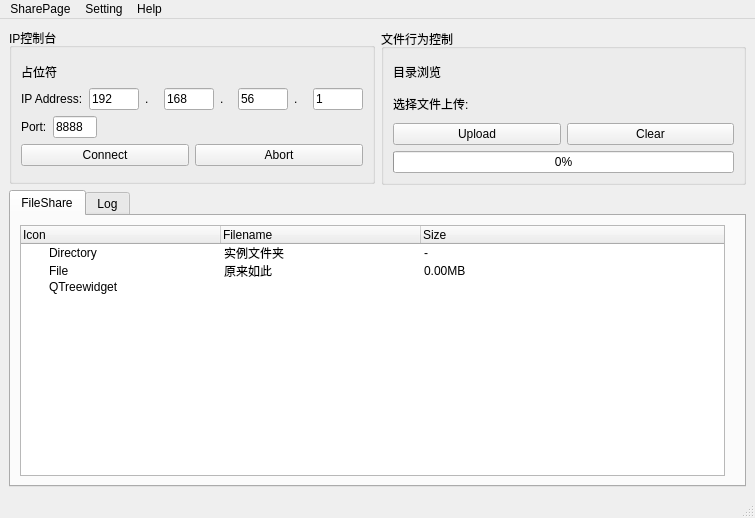
This is mainwindow.ui in kechuan/HTTP-QT as Qt 5 draws it before an edit. The edited form follows.
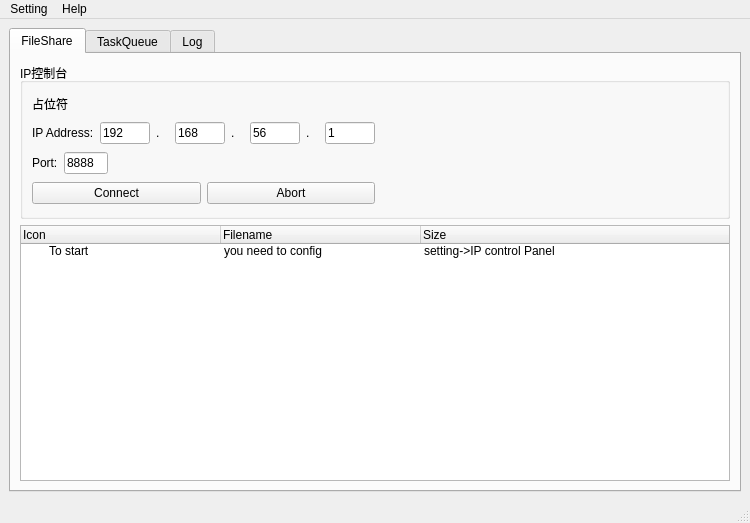
This is the edited form.

The edit to the form file:
```diff
--- a/mainwindow.ui
+++ b/mainwindow.ui
@@ -6,8 +6,8 @@
    <rect>
     <x>0</x>
     <y>0</y>
-    <width>755</width>
-    <height>518</height>
+    <width>750</width>
+    <height>523</height>
    </rect>
   </property>
   <property name="windowTitle">
@@ -16,7 +16,21 @@
   <widget class="QWidget" name="centralwidget">
    <layout class="QVBoxLayout" name="verticalLayout">
     <item>
-     <layout class="QHBoxLayout" name="horizontalLayout_controlPanel">
+     <widget class="QTabWidget" name="tabWidget_contentShow">
+      <property name="maximumSize">
+       <size>
+        <width>2000</width>
+        <height>2000</height>
+       </size>
+      </property>
+      <property name="currentIndex">
+       <number>0</number>
+      </property>
+      <widget class="QWidget" name="Tab_FileShare">
+       <attribute name="title">
+        <string>FileShare</string>
+       </attribute>
+       <layout class="QVBoxLayout" name="verticalLayout_5">
       <item>
        <widget class="QGroupBox" name="groupBox_IP_controlPanel">
         <property name="sizePolicy">
@@ -49,7 +63,7 @@
         <property name="checkable">
          <bool>false</bool>
         </property>
-        <layout class="QVBoxLayout" name="verticalLayout_4">
+          <layout class="QHBoxLayout" name="horizontalLayout">
          <item>
           <layout class="QVBoxLayout" name="verticalLayout_IP_Panel">
            <item>
@@ -229,38 +243,6 @@
            </item>
           </layout>
          </item>
-        </layout>
-       </widget>
-      </item>
-      <item>
-       <widget class="QGroupBox" name="groupBox_File_controlPanel">
-        <property name="minimumSize">
-         <size>
-          <width>351</width>
-          <height>156</height>
-         </size>
-        </property>
-        <property name="maximumSize">
-         <size>
-          <width>1200</width>
-          <height>154</height>
-         </size>
-        </property>
-        <property name="title">
-         <string>文件行为控制</string>
-        </property>
-        <layout class="QHBoxLayout" name="horizontalLayout_5">
-         <item>
-          <layout class="QVBoxLayout" name="verticalLayout_actionPanel">
-           <item>
-            <layout class="QHBoxLayout" name="horizontalLayout_8">
-             <item>
-              <widget class="QLabel" name="label_3">
-               <property name="text">
-                <string>目录浏览</string>
-               </property>
-              </widget>
-             </item>
              <item>
               <spacer name="horizontalSpacer_3">
                <property name="orientation">
@@ -275,81 +257,10 @@
               </spacer>
              </item>
             </layout>
-           </item>
-           <item>
-            <layout class="QHBoxLayout" name="horizontalLayout_IPsetting_2">
-             <item>
-              <widget class="QLabel" name="label_IP_Address_2">
-               <property name="text">
-                <string>选择文件上传:</string>
-               </property>
-              </widget>
-             </item>
-            </layout>
-           </item>
-           <item>
-            <layout class="QHBoxLayout" name="horizontalLayout_File_unknown">
-             <item>
-              <widget class="QPushButton" name="pushButton_Upload">
-               <property name="text">
-                <string>Upload</string>
-               </property>
-              </widget>
-             </item>
-             <item>
-              <widget class="QPushButton" name="pushButton_Clear">
-               <property name="text">
-                <string>Clear</string>
-               </property>
-              </widget>
-             </item>
-            </layout>
-           </item>
-           <item>
-            <layout class="QHBoxLayout" name="horizontalLayout_ProgressPanel">
-             <item>
-              <widget class="QProgressBar" name="progressBar_uploadProgress">
-               <property name="value">
-                <number>0</number>
-               </property>
-               <property name="textVisible">
-                <bool>true</bool>
-               </property>
-              </widget>
-             </item>
-            </layout>
-           </item>
-          </layout>
-         </item>
-        </layout>
-       </widget>
-      </item>
-     </layout>
-    </item>
-    <item>
-     <widget class="QTabWidget" name="tabWidget_contentShow">
-      <property name="maximumSize">
-       <size>
-        <width>2000</width>
-        <height>2000</height>
-       </size>
-      </property>
-      <property name="currentIndex">
-       <number>0</number>
-      </property>
-      <widget class="QWidget" name="Tab_FileShare">
-       <attribute name="title">
-        <string>FileShare</string>
-       </attribute>
-       <layout class="QVBoxLayout" name="verticalLayout_5">
+         </widget>
+        </item>
         <item>
          <widget class="QTreeWidget" name="Filelist">
-          <property name="maximumSize">
-           <size>
-            <width>705</width>
-            <height>16777215</height>
-           </size>
-          </property>
           <property name="indentation">
            <number>25</number>
           </property>
@@ -376,38 +287,26 @@
           </column>
           <item>
            <property name="text">
-            <string>Directory</string>
+            <string>To start</string>
            </property>
            <property name="text">
-            <string>实例文件夹</string>
+            <string>you need to config </string>
            </property>
            <property name="text">
-            <string>-</string>
+            <string>setting-&gt;IP control Panel</string>
            </property>
           </item>
-          <item>
-           <property name="text">
-            <string>File</string>
-           </property>
-           <property name="text">
-            <string>原来如此</string>
-           </property>
-           <property name="text">
-            <string>0.00MB</string>
-           </property>
-          </item>
-          <item>
-           <property name="text">
-            <string>QTreewidget</string>
-           </property>
-           <property name="text">
-            <string/>
-           </property>
-           <property name="text">
-            <string/>
-           </property>
-          </item>
-         </widget>
+         </widget>
+        </item>
+       </layout>
+      </widget>
+      <widget class="QWidget" name="Tab_TaskQueue">
+       <attribute name="title">
+        <string>TaskQueue</string>
+       </attribute>
+       <layout class="QVBoxLayout" name="verticalLayout_6">
+        <item>
+         <layout class="QVBoxLayout" name="TaskQueue"/>
         </item>
        </layout>
       </widget>
@@ -453,7 +352,7 @@
     <rect>
      <x>0</x>
      <y>0</y>
-     <width>755</width>
+     <width>750</width>
      <height>26</height>
     </rect>
    </property>
@@ -461,11 +360,7 @@
     <property name="title">
      <string>Setting</string>
     </property>
-   </widget>
-   <widget class="QMenu" name="menuAbout">
-    <property name="title">
-     <string>SharePage</string>
-    </property>
+    <addaction name="IP_contorlPanel"/>
    </widget>
    <widget class="QMenu" name="menuHelp">
     <property name="title">
@@ -473,7 +368,6 @@
     </property>
     <addaction name="About"/>
    </widget>
-   <addaction name="menuAbout"/>
    <addaction name="menuSetting"/>
    <addaction name="menuHelp"/>
   </widget>
```
Left out of the diff: 5 changed lines with no effect on the pictures. Lines whose indentation alone changed are shown as unchanged.
